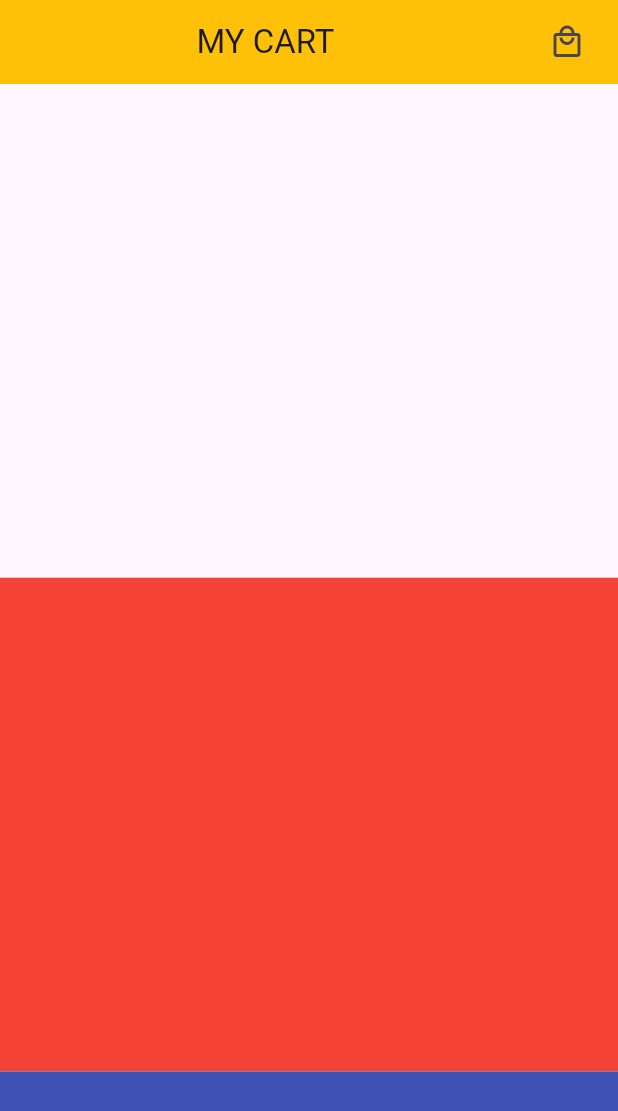
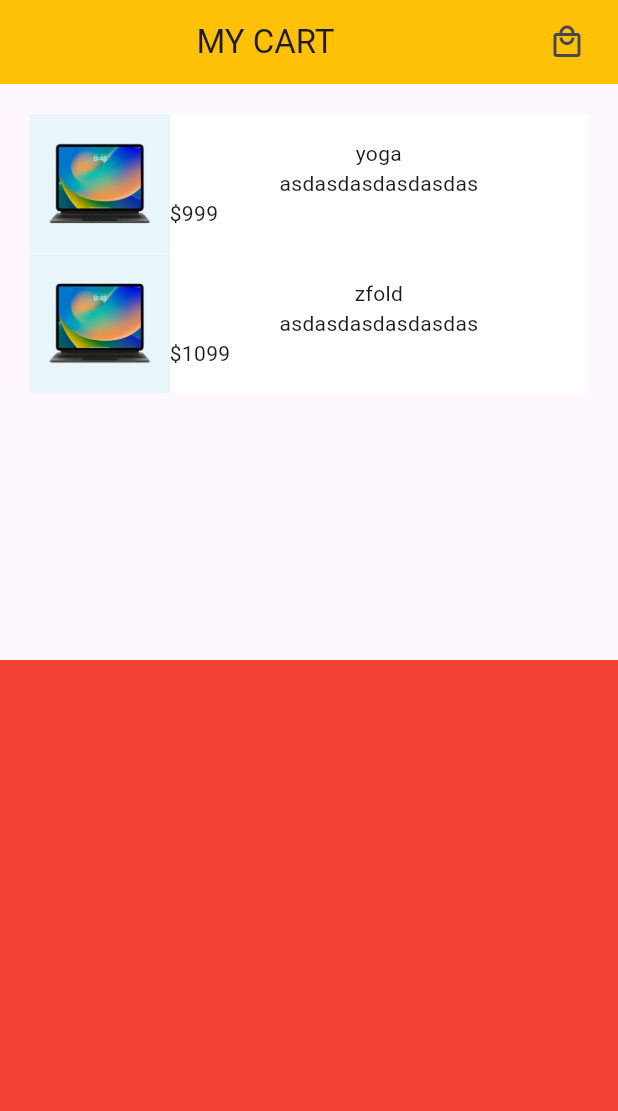
Before and after one commit to FrancisLydz1321/finals_mobile_palman_lydzustre_5, a Flutter app: the screen it shows after launch, on a phone screen of 412 x 824 dp. Shown: the top 1111 px of the screen. Run offline on Flutter 3.47's test engine with Material 3 defaults, Android fonts, the phone set to English and light mode, and no system bars; our stand-ins replace flutter_rating_bar, flutter_riverpod, flutter_svg, riverpod.

Commit message:
ambot ika nani nga commit basta ATAY 11pm

```diff
--- a/lib/controllers/itembag_controller.dart
+++ b/lib/controllers/itembag_controller.dart
@@ -1,7 +1,27 @@
 import 'package:finals_mobile_palman_lydzustre_5/model/product_model.dart';
 import 'package:riverpod/riverpod.dart';
 
-List<ProductModel> itemBag = [];
+List<ProductModel> itemBag = [
+  ProductModel(
+      pid: 9,
+      imgUrl: 'assets/products/magic.jpg',
+      title: 'yoga',
+      price: 999,
+      shortDescription: 'asdasdasdasdasdas',
+      longDescription: 'asdasdasdasdasd',
+      reviews: 69,
+      rating: 3.5),
+  ProductModel(
+    pid: 10,
+    imgUrl: 'assets/products/magic.jpg',
+    title: 'zfold',
+    price: 1099,
+    shortDescription: 'asdasdasdasdasdas',
+    longDescription: 'asdasdasdasdasd',
+    reviews: 69,
+    rating: 3.5,
+  ),
+];
 
 class ItemBagNotifier extends StateNotifier<List<ProductModel>> {
   ItemBagNotifier() : super(itemBag);
--- a/lib/data/products.dart
+++ b/lib/data/products.dart
@@ -90,5 +90,6 @@
     shortDescription: 'asdasdasdasdasdas',
     longDescription: 'asdasdasdasdasd',
     reviews: 69,
-      rating: 3.5),
+    rating: 3.5,
+  ),
 ];
--- a/lib/views/cart_page.dart
+++ b/lib/views/cart_page.dart
@@ -34,31 +34,42 @@
           Expanded(
             flex: 3,
             child: Container(
-              // height: 300,
+              padding: const EdgeInsets.all(20),
+              //height: 300,
               // width: double.infinity,
-              // color: Colors.pink,
+              //color: Colors.indigo,
+              child: Expanded(
+                // ATAY NAA DIRI ANG SOLUSYON SA ERROR PISTENG YAWA
                 child: ListView.builder(
                   itemCount: itemBag.length,
                   itemBuilder: (context, index) => Container(
-                  color: Colors.black,
+                    color: Colors.white,
                     width: double.infinity,
                     child: Row(
                       children: [
                         Expanded(
+                          flex: 1,
                           child: Image.asset(itemBag[index].imgUrl),
+                          // child: Text('adasdasd'),
                         ),
                         Expanded(
+                          flex: 3,
                           child: Column(
                             children: [
                               Text(itemBag[index].title),
                               Text(itemBag[index].shortDescription),
                               Row(
-                              children: [Text('\$${itemBag[index].price}')],
-                            )
+                                children: [
+                                  Text(
+                                    '\$${itemBag[index].price}',
+                                  ),
+                                ],
+                              ),
                             ],
                           ),
                         ),
                       ],
+                    ),
                   ),
                 ),
               ),
@@ -71,14 +82,8 @@
               color: Colors.red,
             ),
           ),
-          Expanded(
-            child: Container(
-              color: Colors.indigo,
-            ),
-          ),
         ],
       ),
-      // ),
     );
   }
 }
```
Lines whose indentation alone changed are shown as unchanged.
